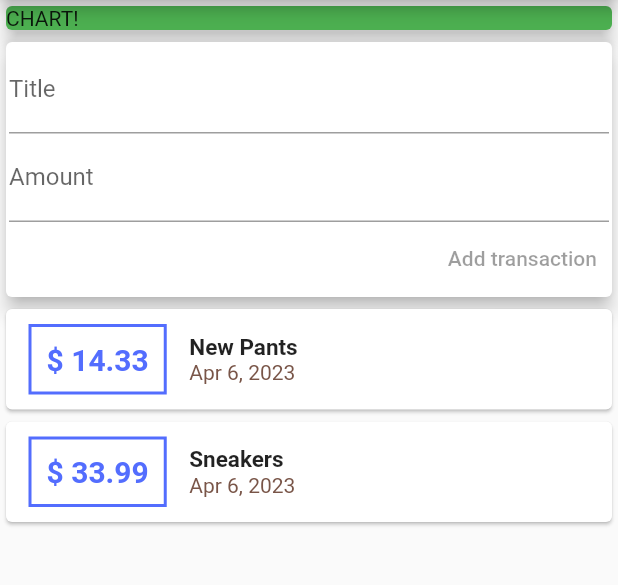
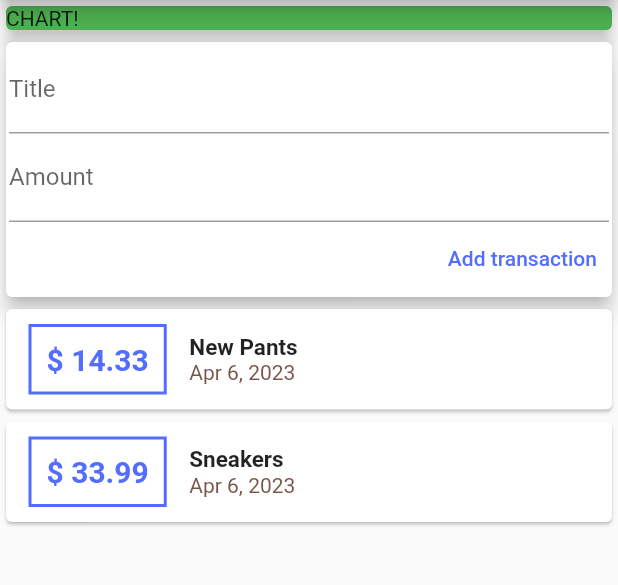
Before and after one commit to NicholasNgaruiya/pesa-app, a Flutter app: the screen it shows after launch, on a phone screen of 412 x 824 dp, the part 84-669 px from its top. Run offline on Flutter 3.47's test engine with Material 2 defaults, Android fonts, the phone set to English and light mode, and no system bars.

Commit message:
created separate widgets

```diff
--- a/lib/main.dart
+++ b/lib/main.dart
@@ -1,6 +1,5 @@
 import 'package:flutter/material.dart';
-import 'package:intl/intl.dart';
-import './transaction.dart';
+import './widgets/user_transaction.dart';
 
 void main() {
   runApp(const MyApp());
@@ -18,22 +17,7 @@
 }
 
 class MyHomePage extends StatelessWidget {
-  List<Transaction> transactions = [
-    Transaction(
-      id: 't1',
-      title: 'New Pants',
-      amount: 14.33,
-      date: DateTime.now(),
-    ),
-    Transaction(
-      id: 't1',
-      title: 'Sneakers',
-      amount: 33.99,
-      date: DateTime.now(),
-    ),
-  ];
-
-  MyHomePage({super.key});
+  const MyHomePage({super.key});
 
   @override
   Widget build(BuildContext context) {
@@ -45,7 +29,7 @@
           mainAxisAlignment: MainAxisAlignment.start,
           crossAxisAlignment: CrossAxisAlignment.stretch,
           children: [
-            const SizedBox(
+            Container(
               width: double.infinity,
               child: Card(
                 color: Colors.green,
@@ -53,76 +37,7 @@
                 child: Text('CHART!'),
               ),
             ),
-            Card(
-              elevation: 5,
-              child: Container(
-                padding: const EdgeInsets.all(2),
-                child: Column(
-                  crossAxisAlignment: CrossAxisAlignment.end,
-                  children: [
-                    const TextField(
-                      decoration: InputDecoration(labelText: 'Title'),
-                    ),
-                    const TextField(
-                      decoration: InputDecoration(labelText: 'Amount'),
-                    ),
-                    TextButton(
-                      style: TextButton.styleFrom(
-                        foregroundColor: Colors.indigoAccent,
-                      ),
-                      onPressed: null,
-                      child: const Text('Add transaction'),
-                    )
-                  ],
-                ),
-              ),
-            ),
-            Column(
-                children: transactions.map((tx) {
-              return Card(
-                child: Row(
-                  children: [
-                    Container(
-                      margin: const EdgeInsets.symmetric(
-                        vertical: 10,
-                        horizontal: 15,
-                      ),
-                      decoration: BoxDecoration(
-                        border: Border.all(
-                          color: Colors.indigoAccent,
-                          width: 2,
-                        ),
-                      ),
-                      padding: const EdgeInsets.all(10),
-                      child: Text(
-                        '\$ ${tx.amount}',
-                        style: const TextStyle(
-                          fontWeight: FontWeight.bold,
-                          fontSize: 20,
-                          color: Colors.indigoAccent,
-                        ),
-                      ),
-                    ),
-                    Column(
-                      crossAxisAlignment: CrossAxisAlignment.start,
-                      children: [
-                        Text(
-                          tx.title,
-                          style: const TextStyle(
-                            fontSize: 15,
-                            fontWeight: FontWeight.bold,
-                          ),
-                        ),
-                        Text(
-                          DateFormat.yMMMd().format(tx.date),
-                          style: const TextStyle(color: Colors.brown),
-                        ),
-                      ],
-                    )
-                  ],
-                ),
-              );
-            }).toList())
+            UserTransaction()
           ],
         ));
   }
--- /dev/null
+++ b/lib/widgets/new_transaction.dart
@@ -0,0 +1,48 @@
+import 'package:flutter/material.dart';
+
+class NewTransaction extends StatelessWidget {
+  final Function addTx;
+  final titleController = TextEditingController();
+  final amountController = TextEditingController();
+
+  NewTransaction(this.addTx, {super.key});
+
+  @override
+  Widget build(BuildContext context) {
+    return Card(
+      elevation: 5,
+      child: Container(
+        padding: const EdgeInsets.all(2),
+        child: Column(
+          crossAxisAlignment: CrossAxisAlignment.end,
+          children: [
+            TextField(
+              decoration: const InputDecoration(labelText: 'Title'),
+              controller: titleController,
+              // onChanged: (val) {
+              //   titleInput = val;
+              // },
+            ),
+            TextField(
+              decoration: const InputDecoration(labelText: 'Amount'),
+              controller: amountController,
+              // onChanged: (val) => amountInput = val,
+            ),
+            TextButton(
+              style: TextButton.styleFrom(
+                foregroundColor: Colors.indigoAccent,
+              ),
+              onPressed: () {
+                addTx(
+                  titleController.text,
+                  double.parse(amountController.text),
+                );
+              },
+              child: const Text('Add transaction'),
+            )
+          ],
+        ),
+      ),
+    );
+  }
+}
--- /dev/null
+++ b/lib/widgets/transaction_list.dart
@@ -0,0 +1,59 @@
+import 'package:flutter/material.dart';
+import 'package:intl/intl.dart';
+
+import '../models/transaction.dart';
+
+class TransactionList extends StatelessWidget {
+  final List<Transaction> transactions;
+  TransactionList(this.transactions);
+
+  @override
+  Widget build(BuildContext context) {
+    return Column(
+        children: transactions.map((tx) {
+      return Card(
+        child: Row(
+          children: [
+            Container(
+              margin: const EdgeInsets.symmetric(
+                vertical: 10,
+                horizontal: 15,
+              ),
+              decoration: BoxDecoration(
+                border: Border.all(
+                  color: Colors.indigoAccent,
+                  width: 2,
+                ),
+              ),
+              padding: const EdgeInsets.all(10),
+              child: Text(
+                '\$ ${tx.amount}',
+                style: const TextStyle(
+                  fontWeight: FontWeight.bold,
+                  fontSize: 20,
+                  color: Colors.indigoAccent,
+                ),
+              ),
+            ),
+            Column(
+              crossAxisAlignment: CrossAxisAlignment.start,
+              children: [
+                Text(
+                  tx.title,
+                  style: const TextStyle(
+                    fontSize: 15,
+                    fontWeight: FontWeight.bold,
+                  ),
+                ),
+                Text(
+                  DateFormat.yMMMd().format(tx.date),
+                  style: const TextStyle(color: Colors.brown),
+                ),
+              ],
+            )
+          ],
+        ),
+      );
+    }).toList());
+  }
+}
--- /dev/null
+++ b/lib/widgets/user_transaction.dart
@@ -0,0 +1,51 @@
+import 'package:flutter/material.dart';
+import '../models/transaction.dart';
+import './new_transaction.dart';
+import './transaction_list.dart';
+
+class UserTransaction extends StatefulWidget {
+  const UserTransaction({super.key});
+
+  @override
+  State<UserTransaction> createState() => _UserTransactionState();
+}
+
+class _UserTransactionState extends State<UserTransaction> {
+  final List<Transaction> _userTransaction = [
+    Transaction(
+      id: 't1',
+      title: 'New Pants',
+      amount: 14.33,
+      date: DateTime.now(),
+    ),
+    Transaction(
+      id: 't1',
+      title: 'Sneakers',
+      amount: 33.99,
+      date: DateTime.now(),
+    ),
+  ];
+
+  void _addNewTransaction(String txTitle, double txAmount) {
+    final newTx = Transaction(
+      id: DateTime.now().toString(),
+      title: txTitle,
+      amount: txAmount,
+      date: DateTime.now(),
+    );
+
+    setState(() {
+      _userTransaction.add(newTx);
+    });
+  }
+
+  @override
+  Widget build(BuildContext context) {
+    return Column(
+      children: [
+        NewTransaction(_addNewTransaction),
+        TransactionList(_userTransaction),
+      ],
+    );
+  }
+}
```
Also changed, not shown: lib/models/transaction.dart (renamed from lib/transaction.dart).
